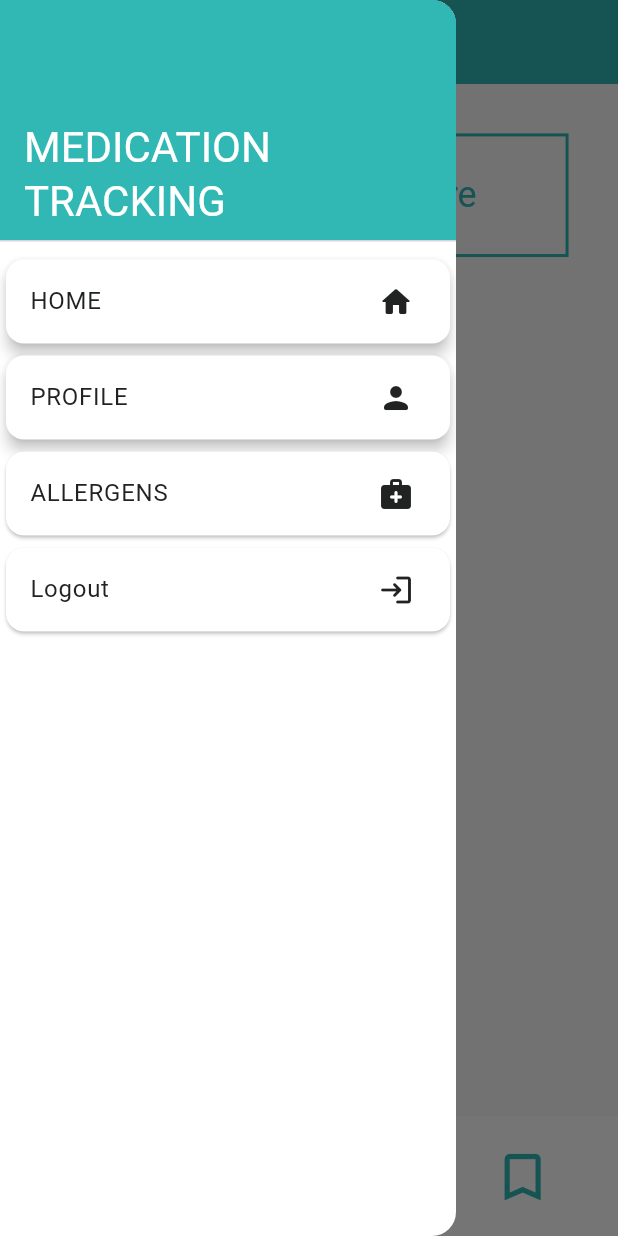
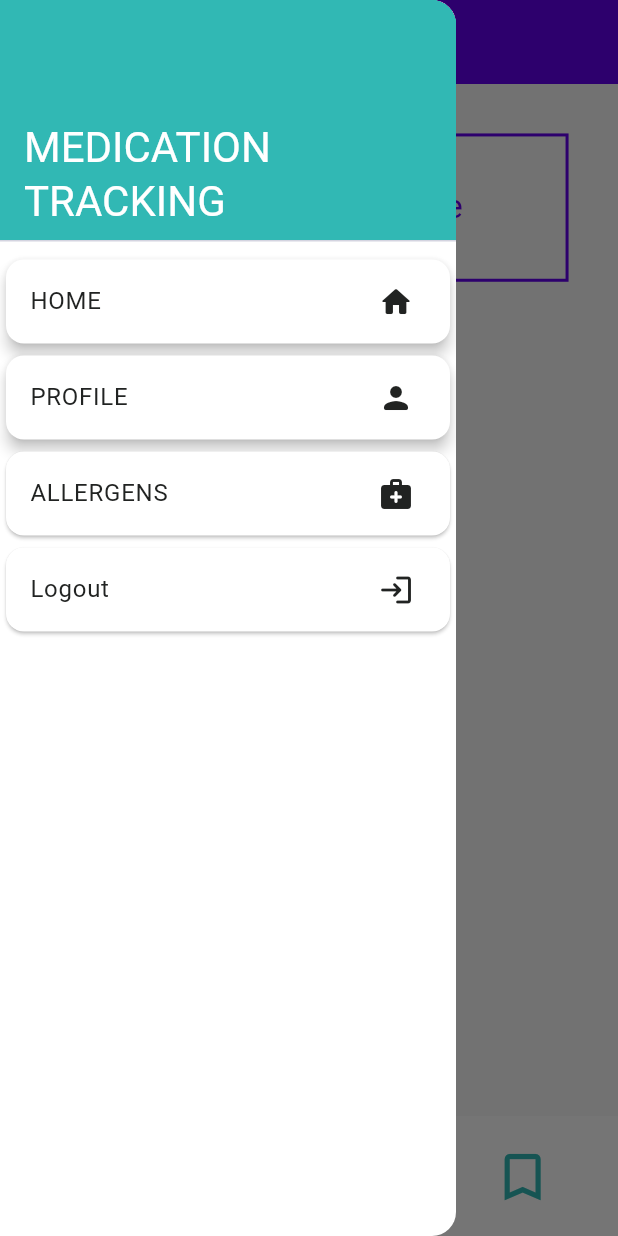
Before and after one commit to Mayssan-Al-Ashkar/meditrack, a Flutter app: the AllergensView screen opened directly, with the side drawer open, on a phone screen of 412 x 824 dp. Run offline on Flutter 3.47's test engine with Material 3 defaults, Android fonts, the phone set to English and light mode, and no system bars; our stand-ins replace auto_size_text, date_format, dio, easy_localization, firebase_auth, firebase_core and 10 more; missing offline and left inert: flutter_barcode_scanner; accounts and stored records are empty; generated files the repository leaves out were written again.

Commit message:
add allergens view

```diff
--- a/lib/views/allergens/view/allergens.view.dart
+++ b/lib/views/allergens/view/allergens.view.dart
@@ -1,26 +1,26 @@
 import 'package:flutter/material.dart';
 import 'package:medication_app_v0/core/base/view/base_widget.dart';
-
 import 'package:medication_app_v0/core/components/widgets/custom_bottom_appbar.dart';
+import 'package:medication_app_v0/core/components/widgets/drawer.dart';
 import 'package:medication_app_v0/core/init/locale_keys.g.dart';
 import 'package:medication_app_v0/core/init/theme/color_theme.dart';
 import 'package:medication_app_v0/views/allergens/viewmodel/allergens_viewmodel.dart';
+import 'package:medication_app_v0/core/extention/context_extention.dart';
 import 'package:medication_app_v0/core/extention/string_extention.dart';
-import 'package:medication_app_v0/core/extention/context_extention.dart';
-import 'package:medication_app_v0/core/components/widgets/drawer.dart';
 
+/// Allergens management view
+///
+/// Displays the user's list of allergens and provides UI to add/remove
+/// allergens. Uses a `BaseView<AllergensViewModel>` to obtain the
+/// view model and persist changes to shared preferences.
 class AllergensView extends StatefulWidget {
+  const AllergensView({Key? key}) : super(key: key);
+
   @override
   _AllergensViewState createState() => _AllergensViewState();
 }
 
 class _AllergensViewState extends State<AllergensView> {
-  //List<String> allergens = [];
-  @override
-  void initState() {
-    super.initState();
-  }
-
   @override
   Widget build(BuildContext context) {
     return BaseView<AllergensViewModel>(
@@ -29,128 +29,155 @@ class _AllergensViewState extends State<AllergensView> {
         model.setContext(context);
         model.init();
       },
-
       builder: (BuildContext context, AllergensViewModel viewModel) =>
-            buildScaffold(context, viewModel));
+          _buildScaffold(context, viewModel),
+    );
   }
 
-  Scaffold buildScaffold(BuildContext context, AllergensViewModel viewModel) {
+  Scaffold _buildScaffold(BuildContext context, AllergensViewModel viewModel) {
+    final theme = Theme.of(context);
+    final primaryColor = theme.colorScheme.primary;
+
     return Scaffold(
       appBar: AppBar(
-          backgroundColor: ColorTheme.PRIMARY_BLUE,
-          title: Text(LocaleKeys.allergens_ALLERGEN.locale)),
-      bottomNavigationBar: CustomBottomAppBar(),
-      drawer: CustomDrawer(),
-      body: isEmpty(context, viewModel),
+        backgroundColor: primaryColor,
+        title: Text(LocaleKeys.allergens_ALLERGEN.locale),
+      ),
+      drawer:  CustomDrawer(),
+      bottomNavigationBar:  CustomBottomAppBar(),
+      body: _buildBody(context, viewModel),
       floatingActionButton: FloatingActionButton(
-          child: Icon(Icons.add),
-          onPressed: () => displayDialog(context, viewModel)),
+        onPressed: () => _showAddAllergenDialog(context, viewModel),
+        tooltip: LocaleKeys.allergens_ADD.locale,
+        child: const Icon(Icons.add),
+      ),
       floatingActionButtonLocation: FloatingActionButtonLocation.centerDocked,
     );
   }
 
-  isEmpty(BuildContext context, AllergensViewModel viewModel) {
-    if (viewModel.allergens.length != 0) {
-      return listViewBuilder(context, viewModel);
-    } else {
-      return buildContainer(context, viewModel);
+  Widget _buildBody(BuildContext context, AllergensViewModel viewModel) {
+    if (viewModel.allergens.isNotEmpty) {
+      return _buildAllergensList(context, viewModel);
     }
+    return _buildEmptyState(context);
   }
 
-  Padding buildContainer(BuildContext context, AllergensViewModel viewModel) {
+  Widget _buildEmptyState(BuildContext context) {
+    final theme = Theme.of(context);
+    final color = theme.colorScheme.primary;
+
     return Padding(
       padding: context.paddingMedium,
       child: Container(
         decoration: ShapeDecoration(
-                shape: Border.all(color: ColorTheme.PRIMARY_BLUE, width: 2.0)),
-            height: context.height * 0.1,
-            width: context.width * 1,
-            child: Align(
-                alignment: Alignment.center,
-                child: Text(LocaleKeys.allergens_EMPTY_SCREEN.locale,
-                    style: Theme.of(context)
-                        .textTheme
-                        .headline5
-                        .copyWith(color: ColorTheme.PRIMARY_BLUE)))));
+          shape: Border.all(color: color, width: 2.0),
+        ),
+        height: context.height * 0.12,
+        width: double.infinity,
+        child: Center(
+          child: Text(
+            LocaleKeys.allergens_EMPTY_SCREEN.locale,
+            style: theme.textTheme.headline6?.copyWith(color: color),
+            textAlign: TextAlign.center,
+          ),
+        ),
+      ),
+    );
   }
 
-  Widget listViewBuilder(BuildContext context, AllergensViewModel viewModel) {
-    return ListView.builder(
+  Widget _buildAllergensList(BuildContext context, AllergensViewModel viewModel) {
+    return ListView.separated(
+      padding: context.paddingLow,
       itemCount: viewModel.allergens.length,
+      separatorBuilder: (_, __) => const Divider(height: 1),
       itemBuilder: (context, index) {
-        final allergen = viewModel.allergens[index];
+        final String allergen = viewModel.allergens[index];
         return Card(
+          margin: const EdgeInsets.symmetric(horizontal: 8, vertical: 6),
           child: ListTile(
             title: Text(allergen),
-          onLongPress: () {
-            setState(() {
-              displayRemoveDialog(context, viewModel, index);
-            });
-          },
-        ));
+            trailing: IconButton(
+              icon: const Icon(Icons.delete_outline),
+              tooltip: LocaleKeys.allergens_DELETE.locale,
+              onPressed: () => _confirmRemoveAllergen(context, viewModel, index),
+            ),
+            onLongPress: () => _confirmRemoveAllergen(context, viewModel, index),
+          ),
+        );
       },
     );
   }
 
-  displayDialog(BuildContext context, AllergensViewModel viewModel) {
-    return showDialog(
+  Future<void> _showAddAllergenDialog(
+      BuildContext context, AllergensViewModel viewModel) async {
+    final controller = viewModel.allergenFieldController;
+    controller.text = '';
+
+    final result = await showDialog<bool>(
       context: context,
       builder: (context) {
         return AlertDialog(
           title: Text(LocaleKeys.allergens_INSERT_ALLERGEN.locale),
           content: TextField(
-              controller: viewModel.allergenFieldController,
+            controller: controller,
             decoration: InputDecoration(
-                  hintText: LocaleKeys.allergens_INSERT_ALLERGEN_HINT.locale),
+              hintText: LocaleKeys.allergens_INSERT_ALLERGEN_HINT.locale,
+            ),
+            autofocus: true,
+            textInputAction: TextInputAction.done,
+            onSubmitted: (_) => Navigator.of(context).pop(true),
           ),
           actions: <Widget>[
             TextButton(
               child: Text(LocaleKeys.allergens_CANCEL.locale),
-                onPressed: () {
-                  Navigator.of(context).pop();
-                },
+              onPressed: () => Navigator.of(context).pop(false),
             ),
             TextButton(
               child: Text(LocaleKeys.allergens_ADD.locale),
-                onPressed: () {
-                  setState(() {
-                    viewModel.allergens
-                        .insert(0, viewModel.allergenFieldController.text);
-                    viewModel.setSharedPrefAllergen(viewModel.allergens);
-                    debugPrint(viewModel.allergens[0]);
-                  });
-                  Navigator.of(context).pop();
-                },
-              )
+              onPressed: () => Navigator.of(context).pop(true),
+            ),
           ],
         );
+      },
+    );
+
+    if (result == true && controller.text.trim().isNotEmpty) {
+      final newAllergen = controller.text.trim();
+      setState(() {
+        viewModel.allergens.insert(0, newAllergen);
       });
+      await viewModel.setSharedPrefAllergen(viewModel.allergens);
+    }
   }
 
-  displayRemoveDialog(
-      BuildContext context, AllergensViewModel viewModel, int index) {
-    return showDialog(
+  Future<void> _confirmRemoveAllergen(
+      BuildContext context, AllergensViewModel viewModel, int index) async {
+    final allergen = viewModel.allergens[index];
+    final confirmed = await showDialog<bool>(
       context: context,
       builder: (context) {
         return AlertDialog(
           title: Text(LocaleKeys.allergens_DELETE_ALLERGEN.locale),
+          content: Text(allergen),
           actions: <Widget>[
             TextButton(
               child: Text(LocaleKeys.allergens_CANCEL.locale),
-                  onPressed: () {
-                    Navigator.of(context).pop();
-                  },
+              onPressed: () => Navigator.of(context).pop(false),
             ),
             TextButton(
               child: Text(LocaleKeys.allergens_DELETE.locale),
-                    onPressed: () {
+              onPressed: () => Navigator.of(context).pop(true),
+            ),
+          ],
+        );
+      },
+    );
+
+    if (confirmed == true) {
       setState(() {
         viewModel.allergens.removeAt(index);
-                        viewModel.setSharedPrefAllergen(viewModel.allergens);
-                        Navigator.of(context).pop();
       });
-                    })
-              ]);
-        });
+      await viewModel.setSharedPrefAllergen(viewModel.allergens);
     }
   }
+}
```
Also changed, not shown: 2 other files. Lines whose indentation alone changed are shown as unchanged.
